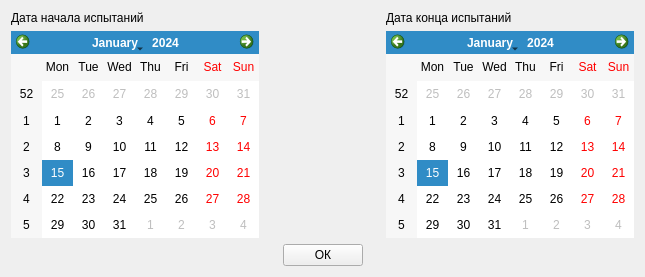
Above: Source/report/qt/otchet/form.ui from RockHero666/AZDK_PDFcreator before the change. Below: the same form after it.
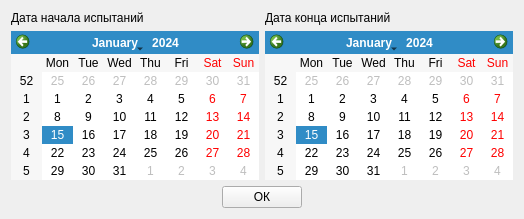
That is the form after the change.

Commit message: * добавили альтернативный UI с layouts * попытка добираться до шрифтов системы через QStandardPaths

```diff
--- a/Source/report/qt/otchet/form.ui
+++ b/Source/report/qt/otchet/form.ui
@@ -2,129 +2,36 @@
 <ui version="4.0">
  <class>Form</class>
  <widget class="QWidget" name="Form">
-  <property name="geometry">
-   <rect>
-    <x>0</x>
-    <y>0</y>
-    <width>645</width>
-    <height>277</height>
-   </rect>
-  </property>
-  <property name="minimumSize">
-   <size>
-    <width>645</width>
-    <height>277</height>
-   </size>
-  </property>
-  <property name="maximumSize">
-   <size>
-    <width>111111</width>
-    <height>111111</height>
-   </size>
-  </property>
   <property name="windowTitle">
    <string>Form</string>
   </property>
-  <layout class="QGridLayout" name="gridLayout_2">
-   <item row="0" column="0" colspan="3">
-    <layout class="QGridLayout" name="gridLayout">
-     <item row="0" column="2">
-      <widget class="QLabel" name="label_2">
-       <property name="text">
-        <string>Дата конца испытаний</string>
-       </property>
-      </widget>
-     </item>
-     <item row="1" column="2">
-      <widget class="QCalendarWidget" name="calendar_end"/>
-     </item>
-     <item row="1" column="0">
-      <widget class="QCalendarWidget" name="calendar_begin"/>
-     </item>
-     <item row="0" column="0">
-      <widget class="QLabel" name="label">
-       <property name="text">
-        <string>Дата начала испытаний</string>
-       </property>
-      </widget>
-     </item>
-     <item row="1" column="1">
-      <spacer name="horizontalSpacer_5">
-       <property name="orientation">
-        <enum>Qt::Horizontal</enum>
-       </property>
-       <property name="sizeHint" stdset="0">
-        <size>
-         <width>40</width>
-         <height>20</height>
-        </size>
-       </property>
-      </spacer>
-     </item>
-    </layout>
+  <layout class="QGridLayout" name="gridLayout">
+   <item row="0" column="0">
+    <widget class="QLabel" name="label">
+     <property name="text">
+      <string>Дата начала испытаний</string>
+     </property>
+    </widget>
    </item>
-   <item row="1" column="0">
-    <spacer name="horizontalSpacer_3">
-     <property name="orientation">
-      <enum>Qt::Horizontal</enum>
+   <item row="0" column="2">
+    <widget class="QLabel" name="label_2">
+     <property name="text">
+      <string>Дата конца испытаний</string>
      </property>
-     <property name="sizeHint" stdset="0">
-      <size>
-       <width>202</width>
-       <height>20</height>
-      </size>
-     </property>
-    </spacer>
+    </widget>
    </item>
-   <item row="1" column="1">
-    <layout class="QHBoxLayout" name="horizontalLayout">
-     <item>
-      <spacer name="horizontalSpacer">
-       <property name="orientation">
-        <enum>Qt::Horizontal</enum>
-       </property>
-       <property name="sizeHint" stdset="0">
-        <size>
-         <width>40</width>
-         <height>20</height>
-        </size>
-       </property>
-      </spacer>
-     </item>
-     <item>
-      <widget class="QPushButton" name="close">
-       <property name="text">
-        <string>ОК</string>
-       </property>
-      </widget>
-     </item>
-     <item>
-      <spacer name="horizontalSpacer_2">
-       <property name="orientation">
-        <enum>Qt::Horizontal</enum>
-       </property>
-       <property name="sizeHint" stdset="0">
-        <size>
-         <width>40</width>
-         <height>20</height>
-        </size>
-       </property>
-      </spacer>
-     </item>
-    </layout>
+   <item row="1" column="0" colspan="2">
+    <widget class="QCalendarWidget" name="calendar_begin"/>
    </item>
    <item row="1" column="2">
-    <spacer name="horizontalSpacer_4">
-     <property name="orientation">
-      <enum>Qt::Horizontal</enum>
+    <widget class="QCalendarWidget" name="calendar_end"/>
+   </item>
+   <item row="2" column="0" colspan="3" alignment="Qt::AlignHCenter">
+    <widget class="QPushButton" name="close">
+     <property name="text">
+      <string>ОК</string>
      </property>
-     <property name="sizeHint" stdset="0">
-      <size>
-       <width>202</width>
-       <height>20</height>
-      </size>
-     </property>
-    </spacer>
+    </widget>
    </item>
   </layout>
  </widget>
```
The commit also changes 5 other files.
